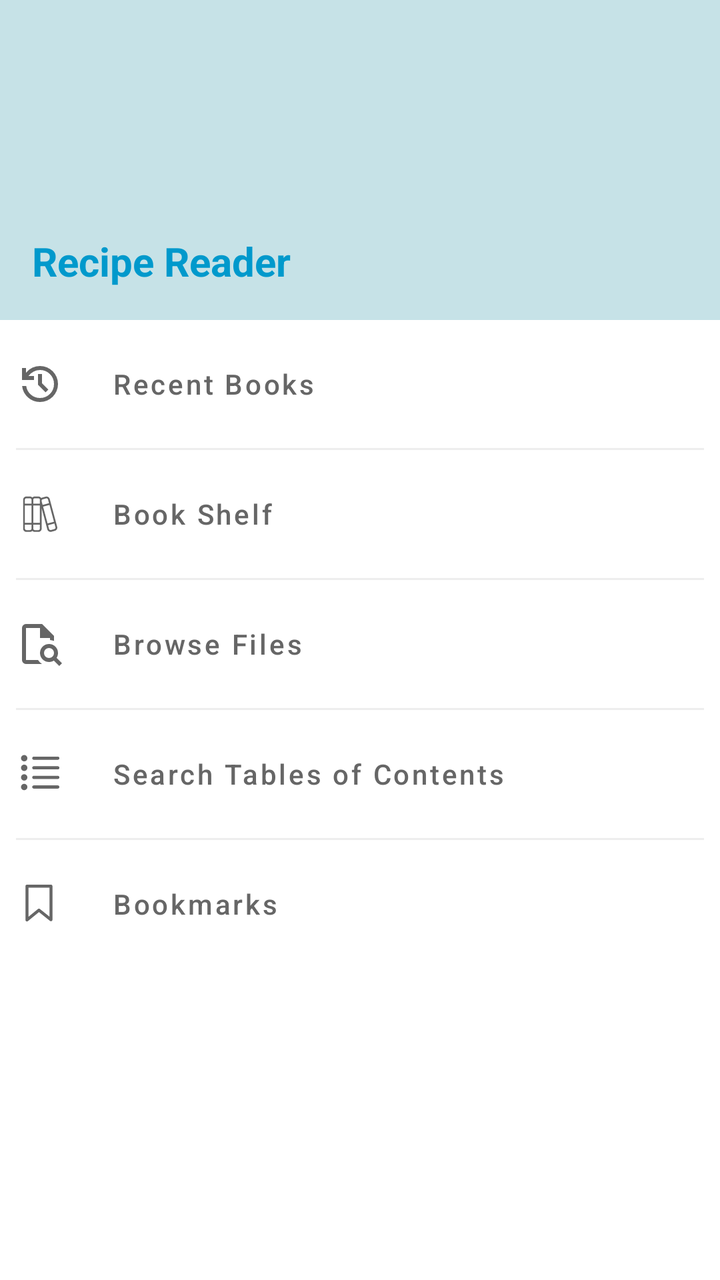
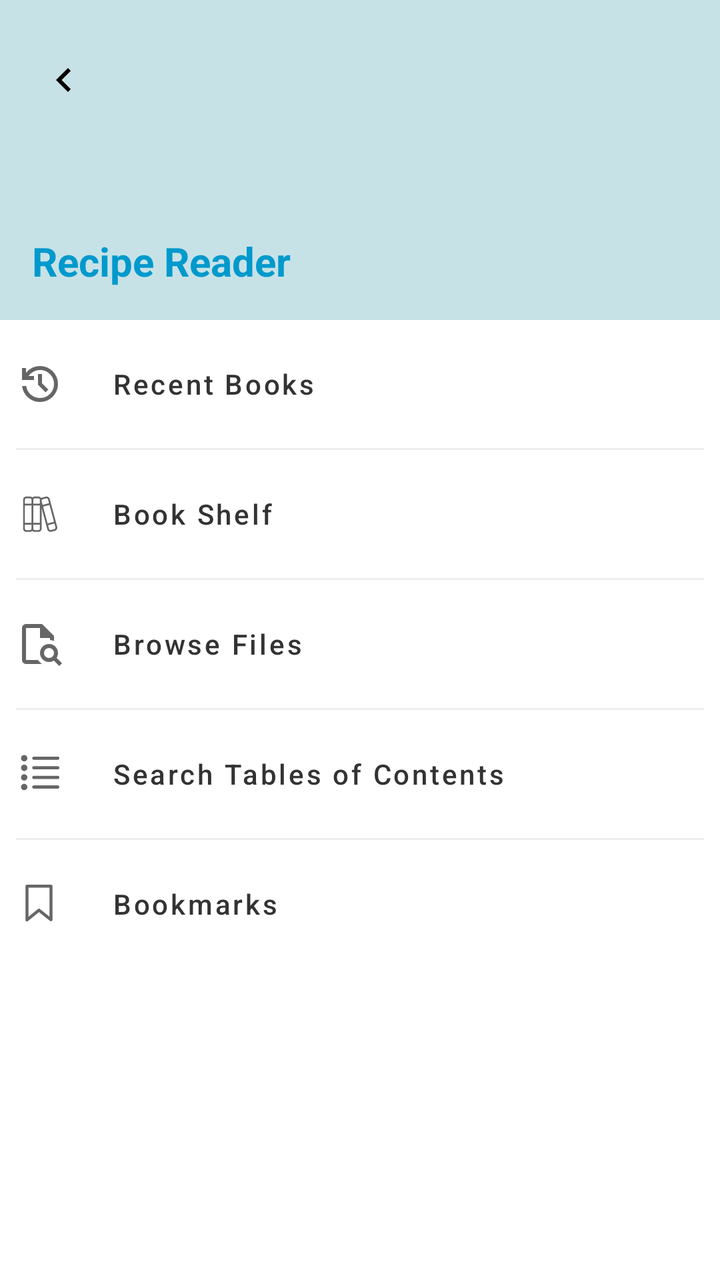

Two renders of the same Android screen: before a commit and after it. Below are the layout's source before the change and the commit's diff.
<!-- AndroidManifest.xml: application theme Theme.RecipeBookReader -->
<!-- res/layout/fragment_control.xml -->
<?xml version="1.0" encoding="utf-8"?>
<androidx.constraintlayout.widget.ConstraintLayout xmlns:android="http://schemas.android.com/apk/res/android"
    xmlns:app="http://schemas.android.com/apk/res-auto"
    xmlns:tools="http://schemas.android.com/tools"
    android:layout_width="match_parent"
    android:layout_height="match_parent"
    android:background="@android:color/white">

    <View
        android:id="@+id/headerBackground"
        android:layout_width="match_parent"
        android:layout_height="160dp"
        android:background="@color/pastel_blue"
        app:layout_constraintTop_toTopOf="parent" />

    <TextView
        android:id="@+id/drawerTitle"
        android:layout_width="wrap_content"
        android:layout_height="wrap_content"
        android:layout_marginStart="16dp"
        android:layout_marginBottom="16dp"
        android:text="@string/recipe_reader"
        android:textColor="@android:color/holo_blue_dark"
        android:textSize="20sp"
        android:textStyle="bold"
        app:layout_constraintBottom_toBottomOf="@id/headerBackground"
        app:layout_constraintStart_toStartOf="parent" />

    <LinearLayout
        android:layout_width="match_parent"
        android:layout_height="0dp"
        android:orientation="vertical"
        android:padding="8dp"
        app:layout_constraintBottom_toBottomOf="parent"
        app:layout_constraintEnd_toEndOf="parent"
        app:layout_constraintHorizontal_bias="1.0"
        app:layout_constraintStart_toStartOf="parent"
        app:layout_constraintTop_toBottomOf="@id/headerBackground"
        app:layout_constraintVertical_bias="0.0">


        <LinearLayout
            android:layout_width="wrap_content"
            android:layout_height="wrap_content"
            android:orientation="horizontal">

            <ImageView
                android:layout_width="match_parent"
                android:layout_height="match_parent"
                android:layout_marginEnd="16dp"
                android:contentDescription="@string/recently_viewed_books"
                android:src="@drawable/ic_recent_files" />

            <Button
                android:id="@+id/btnRecentBooks"
                style="@style/Widget.MaterialComponents.Button.TextButton"
                android:layout_width="match_parent"
                android:layout_height="wrap_content"
                android:gravity="start|center_vertical"
                android:text="@string/recent_books"
                android:textAllCaps="false"
                android:textColor="@color/dark_gray" />
        </LinearLayout>

        <View
            android:layout_width="match_parent"
            android:layout_height="1dp"
            android:layout_marginVertical="8dp"
            android:background="#EEEEEE" />

        <LinearLayout
            android:layout_width="wrap_content"
            android:layout_height="wrap_content"
            android:orientation="horizontal">

            <ImageView
                android:layout_width="match_parent"
                android:layout_height="match_parent"
                android:layout_marginEnd="16dp"
                android:contentDescription="@string/book_shelf_description"
                android:src="@drawable/ic_book_shelf" />

            <Button
                android:id="@+id/btnBookShelf"
                style="@style/Widget.MaterialComponents.Button.TextButton"
                android:layout_width="match_parent"
                android:layout_height="wrap_content"
                android:gravity="start|center_vertical"
                android:text="@string/book_shelf"
                android:textAllCaps="false"
                android:textColor="@color/dark_gray" />
        </LinearLayout>

        <View
            android:layout_width="match_parent"
            android:layout_height="1dp"
            android:layout_marginVertical="8dp"
            android:background="#EEEEEE" />

        <LinearLayout
            android:layout_width="wrap_content"
            android:layout_height="wrap_content"
            android:orientation="horizontal">

            <ImageView
                android:layout_width="match_parent"
                android:layout_height="match_parent"
                android:layout_marginEnd="16dp"
                android:contentDescription="@string/open_file_browser"
                android:src="@drawable/ic_book_browser" />

            <Button
                android:id="@+id/btnBrowseFiles"
                style="@style/Widget.MaterialComponents.Button.TextButton"
                android:layout_width="match_parent"
                android:layout_height="wrap_content"
                android:gravity="start|center_vertical"
                android:text="@string/browse_files"
                android:textAllCaps="false"
                android:textColor="@color/dark_gray" />
        </LinearLayout>

        <View
            android:layout_width="match_parent"
            android:layout_height="1dp"
            android:layout_marginVertical="8dp"
            android:background="#EEEEEE" />

        <LinearLayout
            android:layout_width="wrap_content"
            android:layout_height="wrap_content"
            android:orientation="horizontal">

            <ImageView
                android:layout_width="match_parent"
                android:layout_height="match_parent"
                android:layout_marginEnd="16dp"
                android:contentDescription="@string/open_file_browser"
                android:src="@drawable/ic_toc_svg" />

            <Button
                android:id="@+id/btnSearchEveryToc"
                style="@style/Widget.MaterialComponents.Button.TextButton"
                android:layout_width="match_parent"
                android:layout_height="wrap_content"
                android:gravity="start|center_vertical"
                android:text="@string/search_tables_of_contents"
                android:textAllCaps="false"
                android:textColor="@color/dark_gray" />
        </LinearLayout>

        <View
            android:layout_width="match_parent"
            android:layout_height="1dp"
            android:layout_marginVertical="8dp"
            android:background="#EEEEEE" />

        <LinearLayout
            android:layout_width="wrap_content"
            android:layout_height="wrap_content"
            android:orientation="horizontal">

            <ImageView
                android:layout_width="match_parent"
                android:layout_height="match_parent"
                android:layout_marginEnd="16dp"
                android:contentDescription="@string/open_file_browser"
                android:src="@drawable/ic_bookmark_open" />

            <Button
                android:id="@+id/btnBookmarks"
                style="@style/Widget.MaterialComponents.Button.TextButton"
                android:layout_width="match_parent"
                android:layout_height="wrap_content"
                android:gravity="start|center_vertical"
                android:text="@string/bookmarks"
                android:textAllCaps="false"
                android:textColor="@color/dark_gray" />
        </LinearLayout>

    </LinearLayout>

</androidx.constraintlayout.widget.ConstraintLayout>
<!-- resources referenced by this layout -->
<resources>
  <color name="dark_gray">#FF666666</color>
  <color name="pastel_blue">#FFC6E2E7</color>
  <!-- drawable ic_book_browser (drawable) -->
  <vector xmlns:android="http://schemas.android.com/apk/res/android"
      android:width="24dp"
      android:height="24dp"
      android:tint="@color/dark_gray"
      android:viewportWidth="960"
      android:viewportHeight="960">
    <path
        android:pathData="M200,160v241,-1 400,-640 200,-200ZM200,880q-33,0 -56.5,-23.5T120,800v-640q0,-33 23.5,-56.5T200,80h320l240,240v100q-19,-8 -39,-12.5t-41,-6.5v-41L480,360v-200L200,160v640h241q16,24 36,44.5T521,880L200,880ZM731,731q29,-29 29,-71t-29,-71q-29,-29 -71,-29t-71,29q-29,29 -29,71t29,71q29,29 71,29t71,-29ZM864,920 L756,812q-21,14 -45.5,21t-50.5,7q-75,0 -127.5,-52.5T480,660q0,-75 52.5,-127.5T660,480q75,0 127.5,52.5T840,660q0,26 -7,50.5T812,756L920,864l-56,56Z"
        android:fillColor="@color/white"/>
  </vector>
  <!-- drawable ic_recent_files (drawable) -->
  <vector xmlns:android="http://schemas.android.com/apk/res/android"
      android:width="24dp"
      android:height="24dp"
      android:tint="@color/dark_gray"
      android:viewportWidth="960"
      android:viewportHeight="960">
  
      <path
          android:fillColor="@android:color/white"
          android:pathData="M480,840Q342,840 239.5,748.5Q137,657 122,520L204,520Q218,624 296.5,692Q375,760 480,760Q597,760 678.5,678.5Q760,597 760,480Q760,363 678.5,281.5Q597,200 480,200Q411,200 351,232Q291,264 250,320L360,320L360,400L120,400L120,160L200,160L200,254Q251,190 324.5,155Q398,120 480,120Q555,120 620.5,148.5Q686,177 734.5,225.5Q783,274 811.5,339.5Q840,405 840,480Q840,555 811.5,620.5Q783,686 734.5,734.5Q686,783 620.5,811.5Q555,840 480,840ZM592,648L440,496L440,280L520,280L520,464L648,592L592,648Z" />
  
  </vector>
  <string name="book_shelf">Book Shelf</string>
  <string name="book_shelf_description">Book Shelf</string>
  <string name="bookmarks">Bookmarks</string>
  <string name="browse_files">Browse Files</string>
  <string name="open_file_browser">Open File Browser</string>
  <string name="recent_books">Recent Books</string>
  <string name="recently_viewed_books">Recently Viewed Books</string>
  <string name="recipe_reader">Recipe Reader</string>
  <string name="search_tables_of_contents">Search Tables of Contents</string>
  <style name="Theme.RecipeBookReader" parent="Theme.Material3.DayNight.NoActionBar">
          <item name="colorPrimary">@color/pastel_blue</item>
          <item name="colorPrimaryContainer">@color/pastel_blue</item>
          <item name="colorSecondary">@color/pastel_blue</item>
          <item name="android:statusBarColor">@color/transparent</item>
          <item name="android:navigationBarColor">@color/pastel_blue</item>
          <item name="android:windowDrawsSystemBarBackgrounds">true</item>
          <item name="android:windowLightStatusBar">true</item>
          <item name="android:textColorSecondary">@color/almost_black</item>
          <item name="android:windowLightNavigationBar">true</item>
          <item name="android:textCursorDrawable">@null</item>
  
  
          <item name="colorControlActivated">@color/black</item>
          <item name="colorOnSurface">#000000</item>
      </style>
  <color name="white">#FFFFFFFF</color>
  <color name="transparent">#00000000</color>
  <color name="almost_black">#FF333333</color>
  <color name="black">#FF000000</color>
  <!-- unchanged entries left out for length: 3 -->
</resources>

<!-- the commit's change to res/layout/fragment_control.xml (unified diff, before → after) -->
@@ -8,10 +8,24 @@
 
     <View
         android:id="@+id/headerBackground"
-        android:layout_width="match_parent"
+        android:layout_width="0dp"
         android:layout_height="160dp"
         android:background="@color/pastel_blue"
+        app:layout_constraintEnd_toEndOf="parent"
+        app:layout_constraintStart_toStartOf="parent"
         app:layout_constraintTop_toTopOf="parent" />
+
+    <ImageButton
+        android:id="@+id/btnCloseDrawer"
+        android:layout_width="48dp"
+        android:layout_height="48dp"
+        android:layout_marginStart="8dp"
+        android:layout_marginTop="16dp"
+        android:background="?attr/selectableItemBackgroundBorderless"
+        android:src="@drawable/ic_left"
+        app:layout_constraintStart_toStartOf="parent"
+        app:layout_constraintTop_toTopOf="parent"
+        app:tint="@color/black" />
 
     <TextView
         android:id="@+id/drawerTitle"
@@ -40,12 +54,12 @@
 
 
         <LinearLayout
-            android:layout_width="wrap_content"
+            android:layout_width="match_parent"
             android:layout_height="wrap_content"
             android:orientation="horizontal">
 
             <ImageView
-                android:layout_width="match_parent"
+                android:layout_width="wrap_content"
                 android:layout_height="match_parent"
                 android:layout_marginEnd="16dp"
                 android:contentDescription="@string/recently_viewed_books"
@@ -59,7 +73,7 @@
                 android:gravity="start|center_vertical"
                 android:text="@string/recent_books"
                 android:textAllCaps="false"
-                android:textColor="@color/dark_gray" />
+                android:textColor="@color/almost_black" />
         </LinearLayout>
 
         <View
@@ -69,12 +83,12 @@
             android:background="#EEEEEE" />
 
         <LinearLayout
-            android:layout_width="wrap_content"
+            android:layout_width="match_parent"
             android:layout_height="wrap_content"
             android:orientation="horizontal">
 
             <ImageView
-                android:layout_width="match_parent"
+                android:layout_width="wrap_content"
                 android:layout_height="match_parent"
                 android:layout_marginEnd="16dp"
                 android:contentDescription="@string/book_shelf_description"
@@ -88,7 +102,7 @@
                 android:gravity="start|center_vertical"
                 android:text="@string/book_shelf"
                 android:textAllCaps="false"
-                android:textColor="@color/dark_gray" />
+                android:textColor="@color/almost_black" />
         </LinearLayout>
 
         <View
@@ -98,12 +112,12 @@
             android:background="#EEEEEE" />
 
         <LinearLayout
-            android:layout_width="wrap_content"
+            android:layout_width="match_parent"
             android:layout_height="wrap_content"
             android:orientation="horizontal">
 
             <ImageView
-                android:layout_width="match_parent"
+                android:layout_width="wrap_content"
                 android:layout_height="match_parent"
                 android:layout_marginEnd="16dp"
                 android:contentDescription="@string/open_file_browser"
@@ -117,7 +131,7 @@
                 android:gravity="start|center_vertical"
                 android:text="@string/browse_files"
                 android:textAllCaps="false"
-                android:textColor="@color/dark_gray" />
+                android:textColor="@color/almost_black" />
         </LinearLayout>
 
         <View
@@ -127,12 +141,12 @@
             android:background="#EEEEEE" />
 
         <LinearLayout
-            android:layout_width="wrap_content"
+            android:layout_width="match_parent"
             android:layout_height="wrap_content"
             android:orientation="horizontal">
 
             <ImageView
-                android:layout_width="match_parent"
+                android:layout_width="wrap_content"
                 android:layout_height="match_parent"
                 android:layout_marginEnd="16dp"
                 android:contentDescription="@string/open_file_browser"
@@ -146,7 +160,7 @@
                 android:gravity="start|center_vertical"
                 android:text="@string/search_tables_of_contents"
                 android:textAllCaps="false"
-                android:textColor="@color/dark_gray" />
+                android:textColor="@color/almost_black" />
         </LinearLayout>
 
         <View
@@ -156,12 +170,12 @@
             android:background="#EEEEEE" />
 
         <LinearLayout
-            android:layout_width="wrap_content"
+            android:layout_width="match_parent"
             android:layout_height="wrap_content"
             android:orientation="horizontal">
 
             <ImageView
-                android:layout_width="match_parent"
+                android:layout_width="wrap_content"
                 android:layout_height="match_parent"
                 android:layout_marginEnd="16dp"
                 android:contentDescription="@string/open_file_browser"
@@ -175,7 +189,7 @@
                 android:gravity="start|center_vertical"
                 android:text="@string/bookmarks"
                 android:textAllCaps="false"
-                android:textColor="@color/dark_gray" />
+                android:textColor="@color/almost_black" />
         </LinearLayout>
 
     </LinearLayout>
<!-- resource entries referenced after the edit -->
@@ -12,6 +12,20 @@
     <path
         android:pathData="M200,160v241,-1 400,-640 200,-200ZM200,880q-33,0 -56.5,-23.5T120,800v-640q0,-33 23.5,-56.5T200,80h320l240,240v100q-19,-8 -39,-12.5t-41,-6.5v-41L480,360v-200L200,160v640h241q16,24 36,44.5T521,880L200,880ZM731,731q29,-29 29,-71t-29,-71q-29,-29 -71,-29t-71,29q-29,29 -29,71t29,71q29,29 71,29t71,-29ZM864,920 L756,812q-21,14 -45.5,21t-50.5,7q-75,0 -127.5,-52.5T480,660q0,-75 52.5,-127.5T660,480q75,0 127.5,52.5T840,660q0,26 -7,50.5T812,756L920,864l-56,56Z"
         android:fillColor="@color/white"/>
+  </vector>
+  <!-- drawable ic_left (drawable) -->
+  <vector xmlns:android="http://schemas.android.com/apk/res/android"
+      android:width="24dp"
+      android:height="24dp"
+      android:autoMirrored="true"
+      android:tint="@color/dark_gray"
+      android:viewportWidth="960"
+      android:viewportHeight="960">
+  
+      <path
+          android:fillColor="@color/white"
+          android:pathData="M560,720L320,480L560,240L616,296L432,480L616,664L560,720Z" />
+  
   </vector>
   <!-- drawable ic_recent_files (drawable) -->
   <vector xmlns:android="http://schemas.android.com/apk/res/android"
